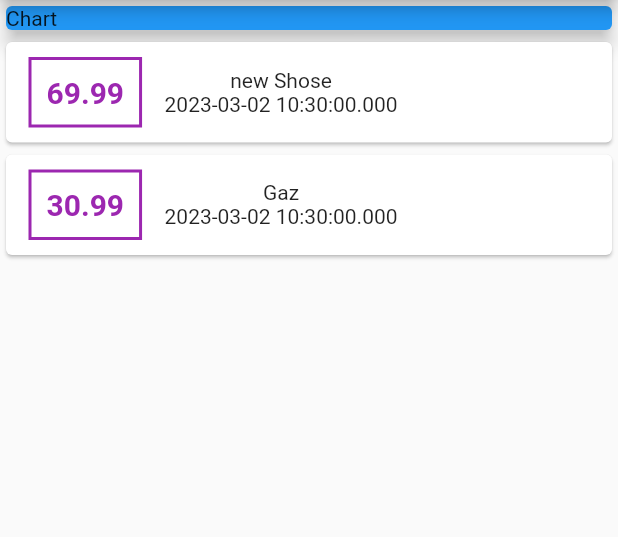
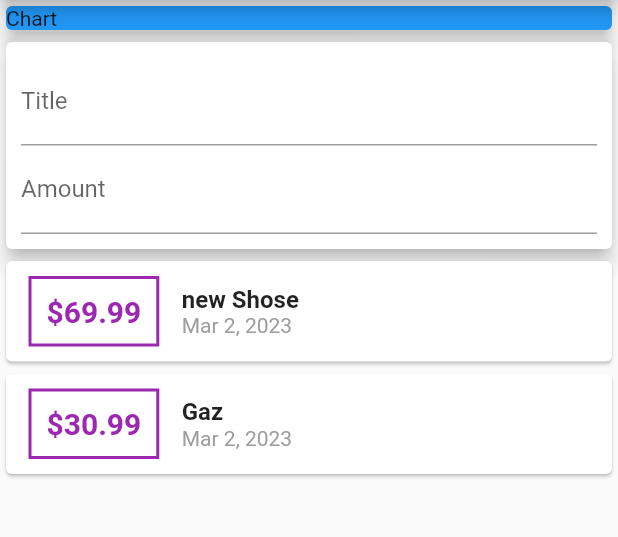
Before and after one commit to chebihiF/suptech_2023_expenses_app, a Flutter app: the screen it shows after launch, on a phone screen of 412 x 824 dp, the part 84-621 px from its top. Run offline on Flutter 3.47's test engine with Material 2 defaults, Android fonts, the phone set to English and light mode, and no system bars.

Commit message:
add input form

```diff
--- a/lib/main.dart
+++ b/lib/main.dart
@@ -1,5 +1,6 @@
 import './Transaction.dart';
 import 'package:flutter/material.dart';
+import 'package:intl/intl.dart';
 
 void main() {
   runApp(MyHomepage());
@@ -31,6 +32,19 @@ class MyHomepage extends StatelessWidget {
                   elevation: 5,
                 ),
               ),
+              Card(
+                elevation: 5,
+                child: Container(
+                    padding: EdgeInsets.all(10),
+                    child: Column(children: [
+                      TextField(
+                        decoration: InputDecoration(labelText: 'Title'),
+                      ),
+                      TextField(
+                        decoration: InputDecoration(labelText: 'Amount'),
+                      )
+                    ])),
+              ),
               Column(
                 children: transactions
                     .map((tx) => Card(
@@ -44,16 +58,25 @@ class MyHomepage extends StatelessWidget {
                                         color: Colors.purple, width: 2)),
                                 padding: EdgeInsets.all(10),
                                 child: Text(
-                                  tx.amount.toString(),
+                                  '\$${tx.amount}',
                                   style: TextStyle(
                                       fontWeight: FontWeight.bold,
                                       fontSize: 20,
                                       color: Colors.purple),
                                 )),
                             Column(
+                              crossAxisAlignment: CrossAxisAlignment.start,
                               children: [
-                                Text(tx.title),
-                                Text(tx.date.toString())
+                                Text(
+                                  tx.title,
+                                  style: TextStyle(
+                                      fontSize: 16,
+                                      fontWeight: FontWeight.bold),
+                                ),
+                                Text(
+                                  DateFormat.yMMMd().format(tx.date),
+                                  style: TextStyle(color: Colors.grey),
+                                )
                               ],
                             )
                           ],
--- a/pubspec.yaml
+++ b/pubspec.yaml
@@ -30,6 +30,7 @@ environment:
 dependencies:
   flutter:
     sdk: flutter
+  intl: ^0.18.0
 
 
   # The following adds the Cupertino Icons font to your application.
```
Also changed, not shown: pubspec.lock.
